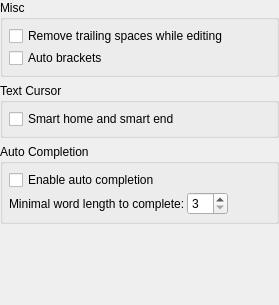
Above: resources/ui/configure/edit.ui from prymatex/prymatex before the change. Below: the same form after it.
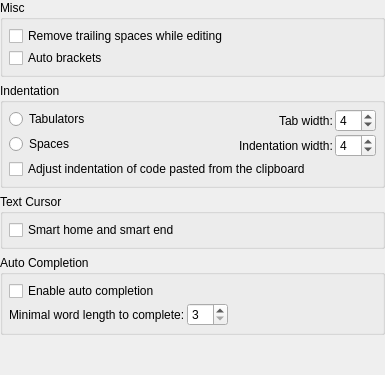
That is the form after the change.

Commit message: Add and connect edit settings

What changed in the file:
```diff
--- a/resources/ui/configure/edit.ui
+++ b/resources/ui/configure/edit.ui
@@ -6,8 +6,8 @@
    <rect>
     <x>0</x>
     <y>0</y>
-    <width>279</width>
-    <height>305</height>
+    <width>385</width>
+    <height>375</height>
    </rect>
   </property>
   <property name="windowTitle">
@@ -52,6 +52,125 @@
      </layout>
     </widget>
    </item>
+   <item>
+    <widget class="QGroupBox" name="groupBox_5">
+     <property name="title">
+      <string>Indentation</string>
+     </property>
+     <layout class="QFormLayout" name="formLayout_4">
+      <property name="fieldGrowthPolicy">
+       <enum>QFormLayout::ExpandingFieldsGrow</enum>
+      </property>
+      <property name="labelAlignment">
+       <set>Qt::AlignLeading|Qt::AlignLeft|Qt::AlignVCenter</set>
+      </property>
+      <property name="horizontalSpacing">
+       <number>2</number>
+      </property>
+      <property name="verticalSpacing">
+       <number>2</number>
+      </property>
+      <property name="margin">
+       <number>6</number>
+      </property>
+      <item row="0" column="0">
+       <widget class="QRadioButton" name="radioButtonTabulators">
+        <property name="text">
+         <string>Tabulators</string>
+        </property>
+       </widget>
+      </item>
+      <item row="1" column="0">
+       <widget class="QRadioButton" name="radioButtonSpaces">
+        <property name="text">
+         <string>Spaces</string>
+        </property>
+       </widget>
+      </item>
+      <item row="0" column="1">
+       <layout class="QHBoxLayout" name="horizontalLayout">
+        <item>
+         <spacer name="horizontalSpacer">
+          <property name="orientation">
+           <enum>Qt::Horizontal</enum>
+          </property>
+          <property name="sizeHint" stdset="0">
+           <size>
+            <width>40</width>
+            <height>20</height>
+           </size>
+          </property>
+         </spacer>
+        </item>
+        <item>
+         <widget class="QLabel" name="label_2">
+          <property name="text">
+           <string>Tab width:</string>
+          </property>
+         </widget>
+        </item>
+        <item>
+         <widget class="QSpinBox" name="spinBoxTabWidth">
+          <property name="minimum">
+           <number>2</number>
+          </property>
+          <property name="maximum">
+           <number>20</number>
+          </property>
+          <property name="value">
+           <number>4</number>
+          </property>
+         </widget>
+        </item>
+       </layout>
+      </item>
+      <item row="1" column="1">
+       <layout class="QHBoxLayout" name="horizontalLayout_3">
+        <item>
+         <spacer name="horizontalSpacer_2">
+          <property name="orientation">
+           <enum>Qt::Horizontal</enum>
+          </property>
+          <property name="sizeHint" stdset="0">
+           <size>
+            <width>40</width>
+            <height>20</height>
+           </size>
+          </property>
+         </spacer>
+        </item>
+        <item>
+         <widget class="QLabel" name="label_4">
+          <property name="text">
+           <string>Indentation width:</string>
+          </property>
+         </widget>
+        </item>
+        <item>
+         <widget class="QSpinBox" name="spinBoxIndentationWidth">
+          <property name="minimum">
+           <number>2</number>
+          </property>
+          <property name="maximum">
+           <number>20</number>
+          </property>
+          <property name="value">
+           <number>4</number>
+          </property>
+         </widget>
+        </item>
+       </layout>
+      </item>
+      <item row="2" column="0" colspan="2">
+       <widget class="QCheckBox" name="checkBoxAdjustIndentationOnPaste">
+        <property name="text">
+         <string>Adjust indentation of code pasted from the clipboard</string>
+        </property>
+       </widget>
+      </item>
+     </layout>
+    </widget>
+   </item>
    <item>
     <widget class="QGroupBox" name="groupBox_3">
      <property name="title">
```
Left out of the diff: 10 changed lines with no effect on the pictures. The commit also changes 54 other files.
